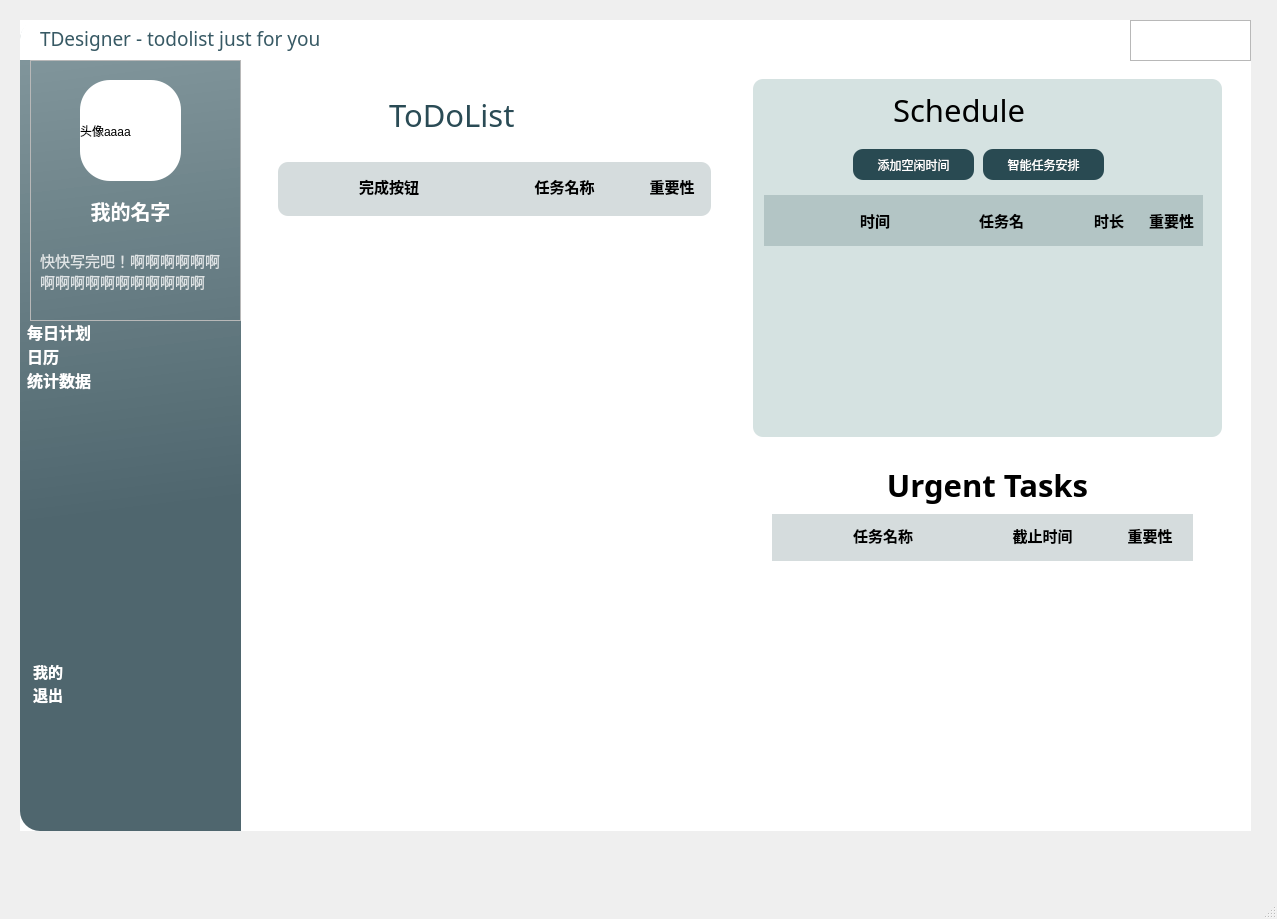
AiDahanwen/BUAA_2024_Python_Project, file frontend/main_interface.ui: the form before one commit.
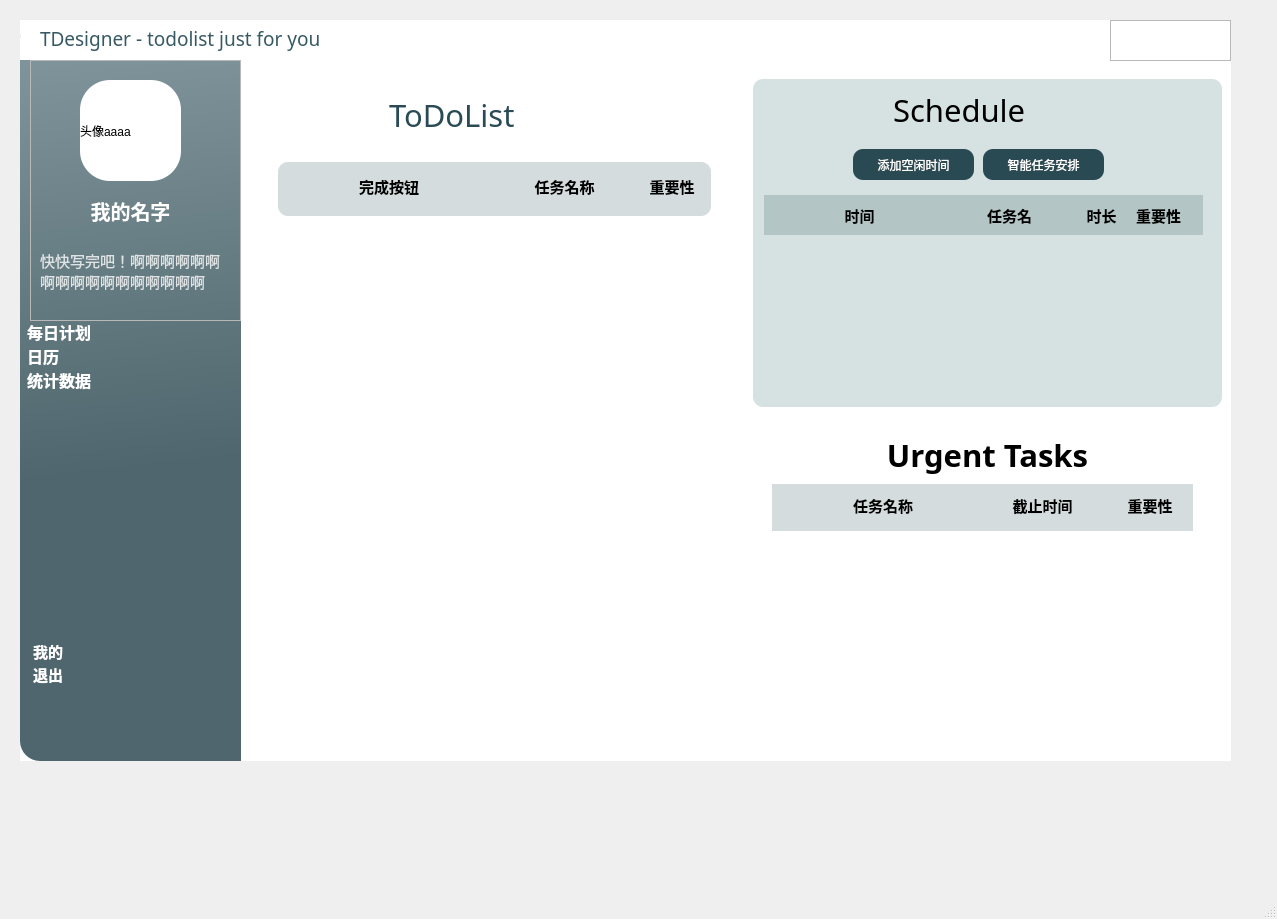
The form after the commit. The open tabs and pages were chosen to show the change. Icons and pictures are not drawn.

Commit message: frontend-modify size-cuzn

```diff
--- a/frontend/main_interface.ui
+++ b/frontend/main_interface.ui
@@ -40,8 +40,8 @@
      <rect>
       <x>20</x>
       <y>20</y>
-      <width>1231</width>
-      <height>811</height>
+      <width>1211</width>
+      <height>741</height>
      </rect>
     </property>
     <property name="minimumSize">
@@ -67,8 +67,8 @@
       <rect>
        <x>220</x>
        <y>40</y>
-       <width>1011</width>
-       <height>761</height>
+       <width>991</width>
+       <height>691</height>
       </rect>
      </property>
      <property name="styleSheet">
@@ -195,7 +195,7 @@
          <x>10</x>
          <y>10</y>
          <width>981</width>
-         <height>741</height>
+         <height>681</height>
         </rect>
        </property>
        <layout class="QHBoxLayout" name="horizontalLayout">
@@ -828,7 +828,7 @@
                  <x>1</x>
                  <y>1</y>
                  <width>466</width>
-                 <height>241</height>
+                 <height>201</height>
                 </rect>
                </property>
                <property name="currentIndex">
@@ -933,7 +933,7 @@
                    <x>10</x>
                    <y>0</y>
                    <width>439</width>
-                   <height>249</height>
+                   <height>201</height>
                   </rect>
                  </property>
                  <layout class="QVBoxLayout" name="verticalLayout_12">
@@ -942,7 +942,7 @@
                     <property name="minimumSize">
                      <size>
                       <width>421</width>
-                      <height>31</height>
+                      <height>40</height>
                      </size>
                     </property>
                     <property name="styleSheet">
@@ -961,8 +961,8 @@
                        </property>
                        <property name="minimumSize">
                         <size>
-                         <width>204</width>
-                         <height>29</height>
+                         <width>0</width>
+                         <height>0</height>
                         </size>
                        </property>
                        <property name="maximumSize">
@@ -997,8 +997,8 @@
                        </property>
                        <property name="minimumSize">
                         <size>
-                         <width>135</width>
-                         <height>31</height>
+                         <width>0</width>
+                         <height>0</height>
                         </size>
                        </property>
                        <property name="font">
@@ -1030,8 +1030,8 @@
                        </property>
                        <property name="minimumSize">
                         <size>
-                         <width>68</width>
-                         <height>31</height>
+                         <width>0</width>
+                         <height>0</height>
                         </size>
                        </property>
                        <property name="font">
@@ -1053,7 +1053,7 @@
                      <item>
                       <widget class="QLabel" name="label_38">
                        <property name="sizePolicy">
-                        <sizepolicy hsizetype="Preferred" vsizetype="Preferred">
+                        <sizepolicy hsizetype="Expanding" vsizetype="Preferred">
                          <horstretch>1</horstretch>
                          <verstretch>0</verstretch>
                         </sizepolicy>
@@ -2892,7 +2892,7 @@
      <property name="geometry">
       <rect>
        <x>10</x>
-       <y>640</y>
+       <y>620</y>
        <width>211</width>
        <height>100</height>
       </rect>
@@ -3116,7 +3116,7 @@
     <widget class="QFrame" name="frame_10">
      <property name="geometry">
       <rect>
-       <x>1110</x>
+       <x>1090</x>
        <y>0</y>
        <width>121</width>
        <height>41</height>
@@ -3190,8 +3190,8 @@
       <rect>
        <x>0</x>
        <y>0</y>
-       <width>1231</width>
-       <height>811</height>
+       <width>1211</width>
+       <height>741</height>
       </rect>
      </property>
      <property name="styleSheet">
@@ -3206,7 +3206,7 @@
        <x>0</x>
        <y>0</y>
        <width>221</width>
-       <height>811</height>
+       <height>741</height>
       </rect>
      </property>
      <property name="styleSheet">
@@ -3221,14 +3221,14 @@
       <rect>
        <x>0</x>
        <y>-1</y>
-       <width>1231</width>
+       <width>1211</width>
        <height>41</height>
       </rect>
      </property>
      <property name="minimumSize">
       <size>
-       <width>1231</width>
-       <height>41</height>
+       <width>0</width>
+       <height>0</height>
       </size>
      </property>
      <property name="maximumSize">
```
Left out of the diff: 6 changed lines with no effect on the pictures. The commit also changes 1 other file.
